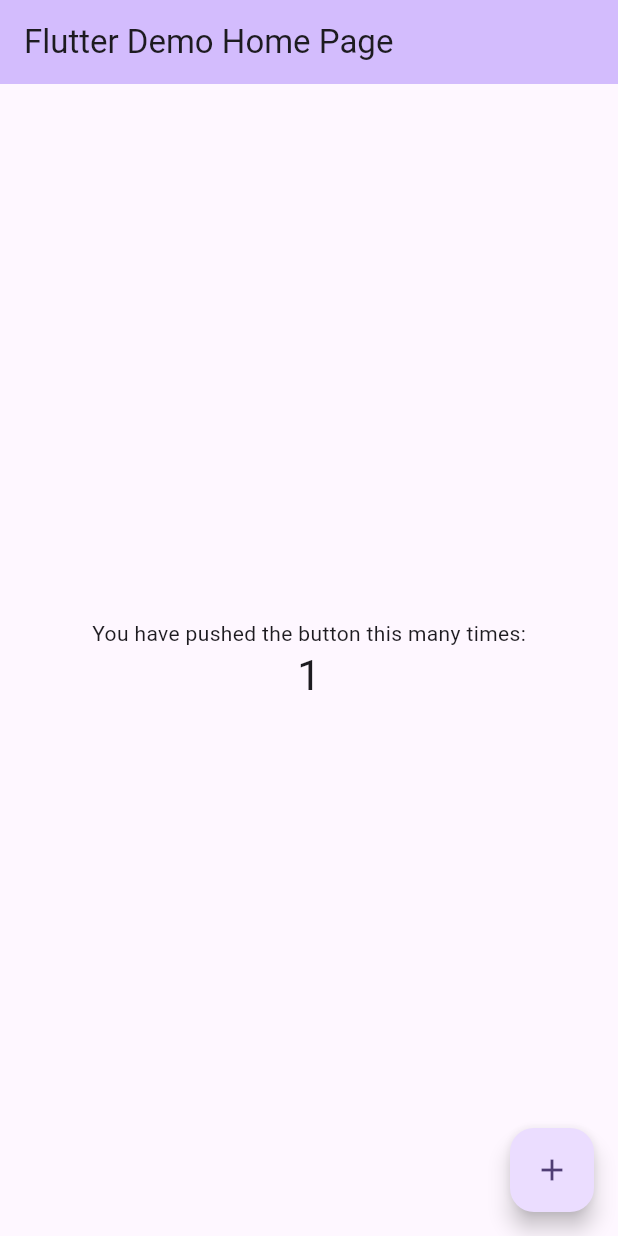
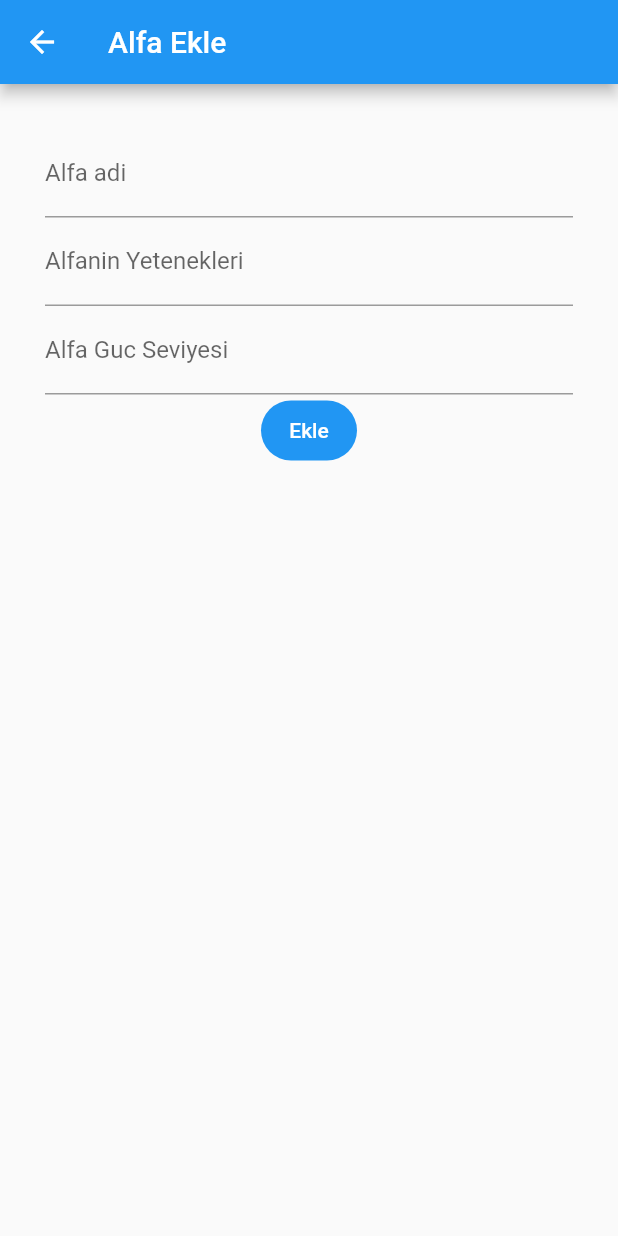
Before and after one commit to MHalidG/Flutter, a Flutter app: the screen it shows after launch, after a tap on the "add" icon, on a phone screen of 412 x 824 dp. Run offline on Flutter 3.47's test engine with Material 2 defaults, Android fonts, the phone set to English and light mode, and no system bars; our stand-ins replace sqflite; accounts and stored records are empty; network calls fail.

Commit message:
Flutter Serisi V7-Sqflite Demo Finish

```diff
--- a/sqflitee/lib/data/dbHelper.dart
+++ b/sqflitee/lib/data/dbHelper.dart
@@ -0,0 +1,66 @@
+import 'package:path/path.dart';
+import 'package:sqflite/sqflite.dart';
+
+import '../models/kahraman.dart';
+
+class DbHelper{
+
+  //String dbPath= join(getDatabasesPath(),"heroes.db") ;
+  //Database _db=openDatabase(dbPath,version: 1,onCreate: createDb);
+  Database? _db;
+
+
+  Future<Database?> get db async{
+     _db ??= await initializeDb();
+     return _db;
+   }
+
+
+  Future<Database> initializeDb() async {
+     String dbPath= join(await getDatabasesPath(),"heroes.db") ;
+     var heroesDb=openDatabase(dbPath,version: 1,onCreate: createDb);
+     return heroesDb;
+  }
+
+
+  void createDb(Database db,int version) async{
+     await db.execute("Create table alfalar(id integer primary key, name text, yetenekler text, guc integer)");
+  }
+
+
+  Future<List<Kahraman>> getAlfas() async{
+     Database? db=await this.db;
+
+     var result=await db?.query("alfalar");
+
+     return List.generate(result!.length, (i){
+       return Kahraman.fromObject(result[i]);
+     });
+  }
+
+  Future<int?> insert(Kahraman kahraman)async {
+     Database? db= await this.db;
+
+     var result=await db?.insert("alfalar", kahraman.toMap());
+     return result;
+   }
+
+
+   Future<int?> delete(int id)async {
+     Database? db= await this.db;
+
+     var result=await db?.rawDelete("delete from alfalar where id= $id");
+     return result;
+   }
+
+   Future<int?> update(Kahraman kahraman)async {
+     Database? db= await this.db;
+
+     var result=await db?.update("alfalar",kahraman.toMap(),where:"id=?",whereArgs:[kahraman.id]);
+
+     return result;
+   }
+
+
+
+}
--- a/sqflitee/lib/main.dart
+++ b/sqflitee/lib/main.dart
@@ -1,125 +1,16 @@
 import 'package:flutter/material.dart';
+import 'package:sqflitee/screens/kahraman_listesi.dart';
 
 void main() {
-  runApp(const MyApp());
+  runApp( MyApp());
 }
 
 class MyApp extends StatelessWidget {
-  const MyApp({super.key});
-
-  // This widget is the root of your application.
-  @override
+@override
   Widget build(BuildContext context) {
     return MaterialApp(
-      title: 'Flutter Demo',
-      theme: ThemeData(
-        // This is the theme of your application.
-        //
-        // TRY THIS: Try running your application with "flutter run". You'll see
-        // the application has a blue toolbar. Then, without quitting the app,
-        // try changing the seedColor in the colorScheme below to Colors.green
-        // and then invoke "hot reload" (save your changes or press the "hot
-        // reload" button in a Flutter-supported IDE, or press "r" if you used
-        // the command line to start the app).
-        //
-        // Notice that the counter didn't reset back to zero; the application
-        // state is not lost during the reload. To reset the state, use hot
-        // restart instead.
-        //
-        // This works for code too, not just values: Most code changes can be
-        // tested with just a hot reload.
-        colorScheme: ColorScheme.fromSeed(seedColor: Colors.deepPurple),
-        useMaterial3: true,
-      ),
-      home: const MyHomePage(title: 'Flutter Demo Home Page'),
+      home: KahramanListesi(),
     );
   }
+
 }
-
-class MyHomePage extends StatefulWidget {
-  const MyHomePage({super.key, required this.title});
-
-  // This widget is the home page of your application. It is stateful, meaning
-  // that it has a State object (defined below) that contains fields that affect
-  // how it looks.
-
-  // This class is the configuration for the state. It holds the values (in this
-  // case the title) provided by the parent (in this case the App widget) and
-  // used by the build method of the State. Fields in a Widget subclass are
-  // always marked "final".
-
-  final String title;
-
-  @override
-  State<MyHomePage> createState() => _MyHomePageState();
-}
-
-class _MyHomePageState extends State<MyHomePage> {
-  int _counter = 0;
-
-  void _incrementCounter() {
-    setState(() {
-      // This call to setState tells the Flutter framework that something has
-      // changed in this State, which causes it to rerun the build method below
-      // so that the display can reflect the updated values. If we changed
-      // _counter without calling setState(), then the build method would not be
-      // called again, and so nothing would appear to happen.
-      _counter++;
-    });
-  }
-
-  @override
-  Widget build(BuildContext context) {
-    // This method is rerun every time setState is called, for instance as done
-    // by the _incrementCounter method above.
-    //
-    // The Flutter framework has been optimized to make rerunning build methods
-    // fast, so that you can just rebuild anything that needs updating rather
-    // than having to individually change instances of widgets.
-    return Scaffold(
-      appBar: AppBar(
-        // TRY THIS: Try changing the color here to a specific color (to
-        // Colors.amber, perhaps?) and trigger a hot reload to see the AppBar
-        // change color while the other colors stay the same.
-        backgroundColor: Theme.of(context).colorScheme.inversePrimary,
-        // Here we take the value from the MyHomePage object that was created by
-        // the App.build method, and use it to set our appbar title.
-        title: Text(widget.title),
-      ),
-      body: Center(
-        // Center is a layout widget. It takes a single child and positions it
-        // in the middle of the parent.
-        child: Column(
-          // Column is also a layout widget. It takes a list of children and
-          // arranges them vertically. By default, it sizes itself to fit its
-          // children horizontally, and tries to be as tall as its parent.
-          //
-          // Column has various properties to control how it sizes itself and
-          // how it positions its children. Here we use mainAxisAlignment to
-          // center the children vertically; the main axis here is the vertical
-          // axis because Columns are vertical (the cross axis would be
-          // horizontal).
-          //
-          // TRY THIS: Invoke "debug painting" (choose the "Toggle Debug Paint"
-          // action in the IDE, or press "p" in the console), to see the
-          // wireframe for each widget.
-          mainAxisAlignment: MainAxisAlignment.center,
-          children: <Widget>[
-            const Text(
-              'You have pushed the button this many times:',
-            ),
-            Text(
-              '$_counter',
-              style: Theme.of(context).textTheme.headlineMedium,
-            ),
-          ],
-        ),
-      ),
-      floatingActionButton: FloatingActionButton(
-        onPressed: _incrementCounter,
-        tooltip: 'Increment',
-        child: const Icon(Icons.add),
-      ), // This trailing comma makes auto-formatting nicer for build methods.
-    );
-  }
-}
--- /dev/null
+++ b/sqflitee/lib/screens/alfa_add.dart
@@ -0,0 +1,80 @@
+import 'package:flutter/material.dart';
+import 'package:sqflitee/models/kahraman.dart';
+
+import '../data/dbHelper.dart';
+
+class AlfaAdd extends StatefulWidget{
+  @override
+  State<StatefulWidget> createState() {
+
+    return AlfaAddState();
+  }
+
+}
+
+class AlfaAddState extends State {
+  //TextEditingController txtName=TextEditingController();
+  var dbHelper=DbHelper();
+  var txtIsim=TextEditingController();
+  var txtYetenekler=TextEditingController();
+  var txtGucSeviyesi=TextEditingController();
+
+  @override
+  Widget build(BuildContext context) {
+    return Scaffold(
+      appBar: AppBar(
+        title: Text("Alfa Ekle"),
+      ),
+      body: Padding(
+        padding: EdgeInsets.all(30.0),
+        child: Column(
+          children: <Widget>[
+            buildIsimField(),buildYeteneklerField(),buildGucSeviyesiField(), buildSaveButton()
+          ],
+        ),
+      ),
+    );
+  }
+
+  buildIsimField() {
+    return TextField(
+      decoration: InputDecoration(labelText: "Alfa adi"),
+      controller: txtIsim,
+    );
+
+  }
+
+  buildYeteneklerField() {
+    return TextField(
+      decoration: InputDecoration(labelText: "Alfanin Yetenekleri"),
+      controller: txtYetenekler,
+    );
+
+  }
+
+  buildGucSeviyesiField() {
+    return TextField(
+      decoration: InputDecoration(labelText: "Alfa Guc Seviyesi"),
+      controller: txtGucSeviyesi,
+    );
+
+  }
+
+  buildSaveButton() {
+    return FilledButton(
+        child: Text("Ekle"),
+         onPressed:(){
+          setState(() {
+            addAlfa();
+          });
+              },
+    );
+  }
+
+  void addAlfa() async{
+
+  var result= await dbHelper.insert(Kahraman(txtIsim.text, txtYetenekler.text, double.tryParse(txtGucSeviyesi.text)));
+
+  Navigator.pop(context,true);
+  }
+}
--- /dev/null
+++ b/sqflitee/lib/screens/kahraman_listesi.dart
@@ -0,0 +1,106 @@
+import 'package:flutter/material.dart';
+import 'package:sqflitee/data/dbHelper.dart';
+import 'package:sqflitee/screens/kahraman_detail.dart';
+
+import '../models/kahraman.dart';
+import 'alfa_add.dart';
+
+class KahramanListesi extends StatefulWidget{
+
+  @override
+  State<StatefulWidget> createState() {
+
+    return _KahramanListState();
+  }
+
+}
+
+class _KahramanListState extends State {
+  var dbHelper=DbHelper();
+  late List<Kahraman> kahramanlar;
+  int kahramanSayac=0;
+
+  @override
+  void initState() {
+
+      getAlfalar();
+
+
+    //Yukarida kahramanlar listesi create edildi ama icine data atanmadi.
+    //Burda atanma icin islemi baslatiyoruz. Data geldikce dolduruluyor
+
+  }
+
+
+
+  @override
+  Widget build(BuildContext context) {
+    return Scaffold(
+      appBar: AppBar(
+        title: Text("Alfalar"),
+      ),
+      body: buildKahramanListesi(),
+      floatingActionButton: FloatingActionButton(
+        onPressed: (){goToAlfaAdd();},
+        child: Icon(Icons.add),
+        tooltip: "Alfa Ekle",
+      ),
+    );
+
+  }
+
+  ListView buildKahramanListesi() {
+//return type vermeden de return edebiliyoruz. Fakat okunabilirlik acisindan yaziyoruz
+return ListView.builder(
+    itemBuilder: (BuildContext context, int position){
+      return Card(
+        color: Colors.green,
+        elevation:2.0,
+        child:ListTile(
+          leading: CircleAvatar(
+            backgroundColor: Colors.indigoAccent,child: Text("K"),),
+          title: Text(this.kahramanlar[position].isim!),
+          subtitle: Text(this.kahramanlar[position].yetenekler!),
+          onTap: (){
+            goToDetail(this.kahramanlar[position]);
+          },
+        )
+        );
+},
+  itemCount: kahramanSayac//bunu item builderin ustune yazdigimiz zaman sayac dogru calismiyor bu yuzden ekleme yaoptiktan sionra
+  //Liste yenilenmiyor
+);
+
+  }
+
+  void goToAlfaAdd() async{
+   bool result= await Navigator.push(context, MaterialPageRoute(builder: (context)=>AlfaAdd()));
+    if(result!=null){
+      if(result){
+
+      }
+    }
+  }
+
+
+  void getAlfalar(){
+    var kahramanlarFuture=dbHelper.getAlfas();
+    kahramanlarFuture.then((data){
+      setState(() {
+        this.kahramanlar=data;
+        kahramanSayac=data.length;
+      });
+  });
+
+}
+
+  void goToDetail(Kahraman kahraman) async {
+    var result = await Navigator.push(context,MaterialPageRoute(builder: (context)=>KahramanDetail(kahraman)));
+  if(result!=null){
+    if(result){
+      getAlfalar();
+    }
+  }
+
+  }
+}
```
Also changed, not shown: sqflitee/lib/models/kahraman.dart (+24 -6 lines), sqflitee/lib/screens/kahraman_detail.dart (added, +111 -0 lines), 1 other file.
